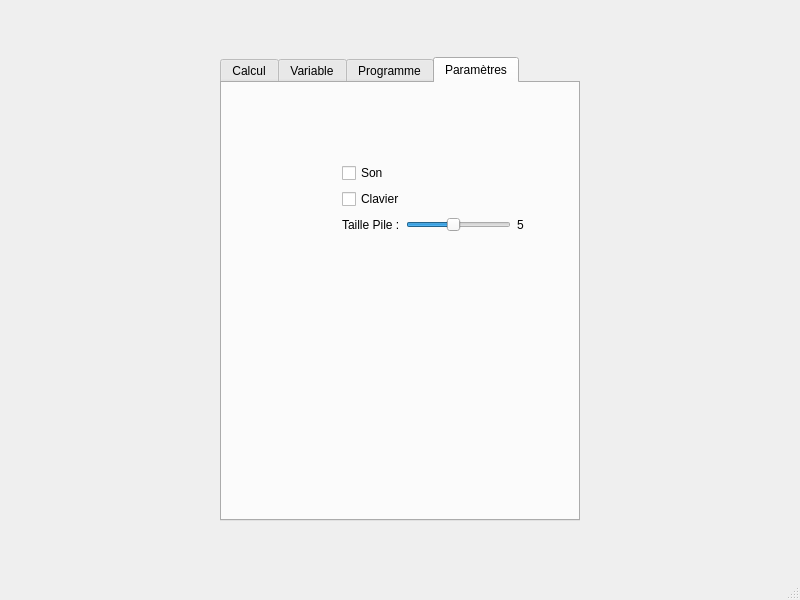
First picture: the form in mainwindow.ui, repository doremiiy/LO21_UTCalculator, before the edit.
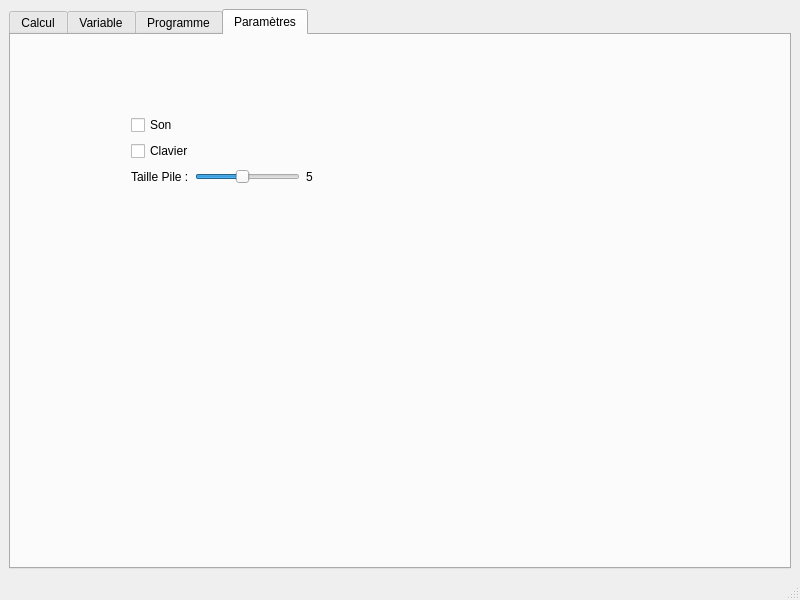
Second picture: the form after the edit. The open tabs and pages were chosen to show the change.

```diff
--- a/mainwindow.ui
+++ b/mainwindow.ui
@@ -15,7 +15,7 @@
   </property>
   <widget class="QWidget" name="centralwidget">
    <layout class="QVBoxLayout" name="verticalLayout_6">
-    <item alignment="Qt::AlignHCenter|Qt::AlignVCenter">
+    <item>
      <widget class="QTabWidget" name="tabWidget">
       <property name="maximumSize">
        <size>
```
Left out of the diff: 4 changed lines with no effect on the pictures.
